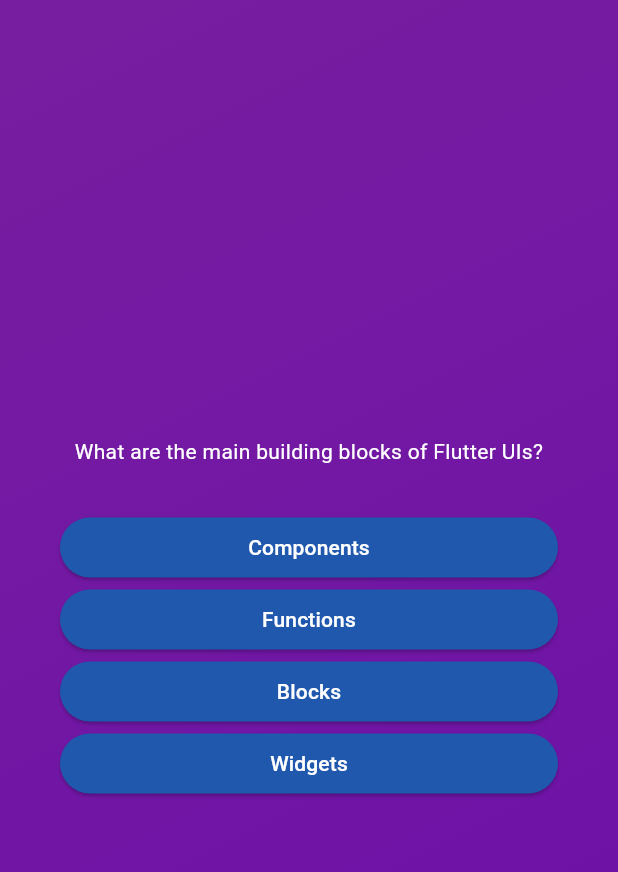
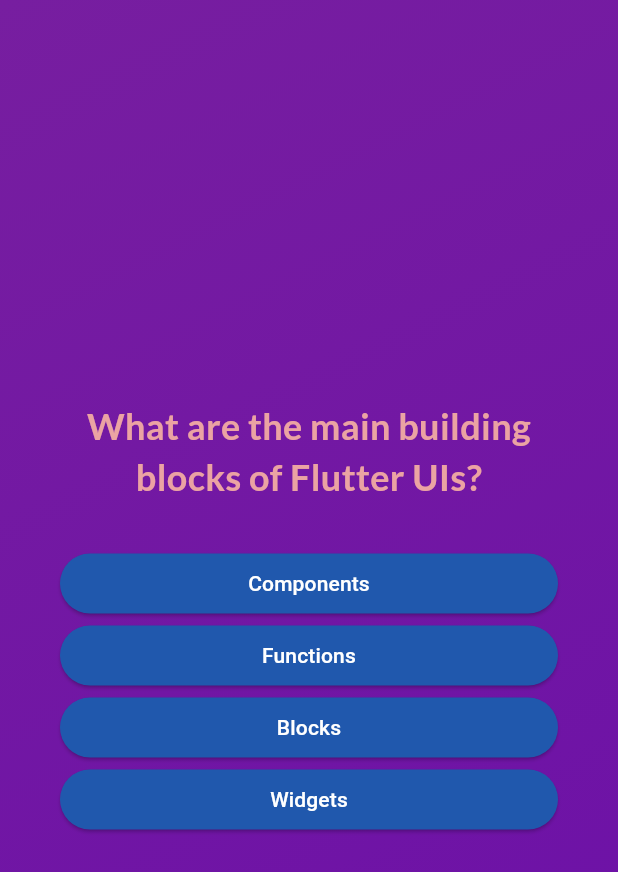
Before and after one commit to anowakowski/FlutterProjectsTests, a Flutter app: the screen it shows after launch, after a tap on "Start Quiz", on a phone screen of 412 x 824 dp. Shown: the top 872 px of the screen. Run offline on Flutter 3.47's test engine with Material 3 defaults, Android fonts, the phone set to English and light mode, and no system bars; our stand-ins replace google_fonts.

Commit message:
rename to question screen, added google package with fonts

```diff
--- a/adv_basics_quiz_app/lib/questions.dart
+++ b/adv_basics_quiz_app/lib/questions_screen.dart
@@ -1,6 +1,7 @@
 import 'package:adv_basics_quiz_app/answer_button.dart';
 import 'package:adv_basics_quiz_app/data/questions.dart';
 import 'package:flutter/material.dart';
+import 'package:google_fonts/google_fonts.dart';
 
 class QuestionsScreen extends StatefulWidget{
   const QuestionsScreen({super.key});
@@ -34,8 +35,10 @@ class _QuestionsScreen extends State<QuestionsScreen> {
             children: [
               Text(
                 currentQuestion.text,
-                style: const TextStyle(
-                  color: Colors.white
+                style: GoogleFonts.lato(
+                  color: const Color.fromARGB(255, 235, 163, 163),
+                  fontSize: 24,
+                  fontWeight: FontWeight.bold
                 ),
                 textAlign: TextAlign.center,
               ),
--- a/adv_basics_quiz_app/lib/quiz.dart
+++ b/adv_basics_quiz_app/lib/quiz.dart
@@ -1,4 +1,4 @@
-import 'package:adv_basics_quiz_app/questions.dart';
+import 'package:adv_basics_quiz_app/questions_screen.dart';
 import 'package:adv_basics_quiz_app/start_screen.dart';
 import 'package:flutter/material.dart';
 
--- a/adv_basics_quiz_app/pubspec.yaml
+++ b/adv_basics_quiz_app/pubspec.yaml
@@ -35,6 +35,7 @@ dependencies:
   # The following adds the Cupertino Icons font to your application.
   # Use with the CupertinoIcons class for iOS style icons.
   cupertino_icons: ^1.0.6
+  google_fonts: ^6.2.1
 
 dev_dependencies:
   flutter_test:
```
Also changed, not shown: 1 other file.
